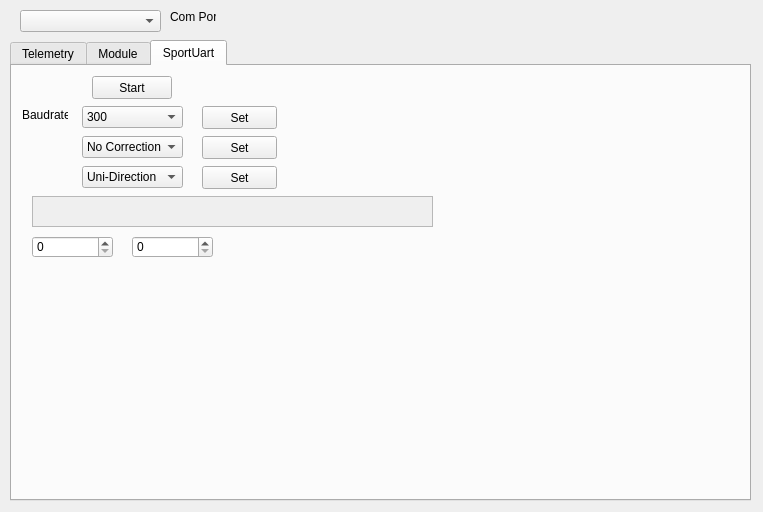
Old version of the form eepe/common/telemetryDialog.ui in the repository MikeBland/mbtx.
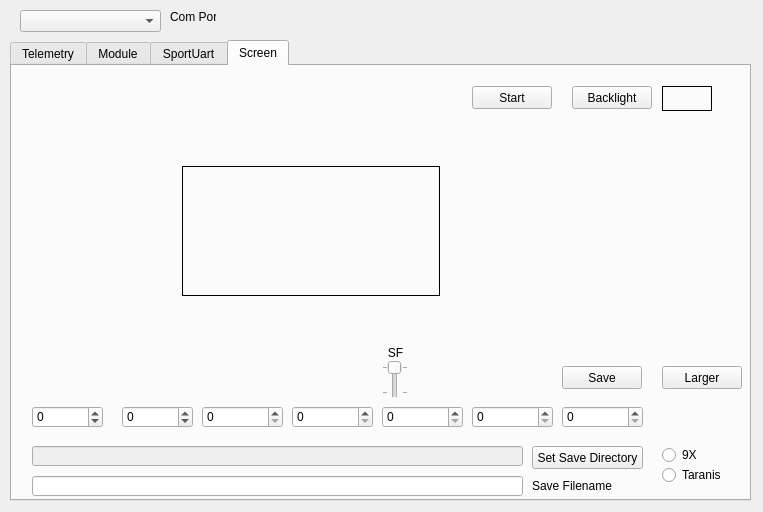
New version of the form.

Diff of the .ui file:
```diff
--- a/eepe/common/telemetryDialog.ui
+++ b/eepe/common/telemetryDialog.ui
@@ -23,7 +23,7 @@
     </rect>
    </property>
    <property name="currentIndex">
-    <number>2</number>
+    <number>3</number>
    </property>
    <widget class="QWidget" name="Telemetry">
     <attribute name="title">
@@ -952,6 +952,604 @@
      </property>
     </widget>
    </widget>
+   <widget class="QWidget" name="tab">
+    <property name="minimumSize">
+     <size>
+      <width>737</width>
+      <height>438</height>
+     </size>
+    </property>
+    <property name="maximumSize">
+     <size>
+      <width>737</width>
+      <height>438</height>
+     </size>
+    </property>
+    <attribute name="title">
+     <string>Screen</string>
+    </attribute>
+    <widget class="QPushButton" name="startButtonScreen">
+     <property name="geometry">
+      <rect>
+       <x>460</x>
+       <y>20</y>
+       <width>80</width>
+       <height>23</height>
+      </rect>
+     </property>
+     <property name="text">
+      <string>Start</string>
+     </property>
+    </widget>
+    <widget class="QLabel" name="ImageLabel">
+     <property name="geometry">
+      <rect>
+       <x>170</x>
+       <y>100</y>
+       <width>258</width>
+       <height>130</height>
+      </rect>
+     </property>
+     <property name="minimumSize">
+      <size>
+       <width>258</width>
+       <height>130</height>
+      </size>
+     </property>
+     <property name="frameShape">
+      <enum>QFrame::Box</enum>
+     </property>
+     <property name="text">
+      <string/>
+     </property>
+     <property name="scaledContents">
+      <bool>false</bool>
+     </property>
+     <property name="margin">
+      <number>0</number>
+     </property>
+    </widget>
+    <widget class="QPushButton" name="saveButtonScreen">
+     <property name="geometry">
+      <rect>
+       <x>550</x>
+       <y>300</y>
+       <width>80</width>
+       <height>23</height>
+      </rect>
+     </property>
+     <property name="text">
+      <string>Save</string>
+     </property>
+    </widget>
+    <widget class="QSpinBox" name="spinBox_3">
+     <property name="geometry">
+      <rect>
+       <x>190</x>
+       <y>340</y>
+       <width>81</width>
+       <height>22</height>
+      </rect>
+     </property>
+     <property name="maximum">
+      <number>1000000</number>
+     </property>
+    </widget>
+    <widget class="QSpinBox" name="spinBox_4">
+     <property name="geometry">
+      <rect>
+       <x>280</x>
+       <y>340</y>
+       <width>81</width>
+       <height>22</height>
+      </rect>
+     </property>
+     <property name="maximum">
+      <number>1000000</number>
+     </property>
+    </widget>
+    <widget class="QSpinBox" name="spinBox_5">
+     <property name="geometry">
+      <rect>
+       <x>370</x>
+       <y>340</y>
+       <width>81</width>
+       <height>22</height>
+      </rect>
+     </property>
+     <property name="maximum">
+      <number>1000000</number>
+     </property>
+    </widget>
+    <widget class="QSpinBox" name="spinBox_6">
+     <property name="geometry">
+      <rect>
+       <x>460</x>
+       <y>340</y>
+       <width>81</width>
+       <height>22</height>
+      </rect>
+     </property>
+     <property name="maximum">
+      <number>1000000</number>
+     </property>
+    </widget>
+    <widget class="QSpinBox" name="spinBox_7">
+     <property name="geometry">
+      <rect>
+       <x>550</x>
+       <y>340</y>
+       <width>81</width>
+       <height>22</height>
+      </rect>
+     </property>
+     <property name="maximum">
+      <number>1000000</number>
+     </property>
+    </widget>
+    <widget class="QPushButton" name="backlightButtonScreen">
+     <property name="geometry">
+      <rect>
+       <x>560</x>
+       <y>20</y>
+       <width>80</width>
+       <height>23</height>
+      </rect>
+     </property>
+     <property name="text">
+      <string>Backlight</string>
+     </property>
+    </widget>
+    <widget class="QLabel" name="ColourLabel">
+     <property name="geometry">
+      <rect>
+       <x>650</x>
+       <y>20</y>
+       <width>50</width>
+       <height>25</height>
+      </rect>
+     </property>
+     <property name="minimumSize">
+      <size>
+       <width>50</width>
+       <height>25</height>
+      </size>
+     </property>
+     <property name="frameShape">
+      <enum>QFrame::Box</enum>
+     </property>
+     <property name="text">
+      <string/>
+     </property>
+     <property name="scaledContents">
+      <bool>true</bool>
+     </property>
+    </widget>
+    <widget class="QLineEdit" name="saveDirectory">
+     <property name="enabled">
+      <bool>false</bool>
+     </property>
+     <property name="geometry">
+      <rect>
+       <x>20</x>
+       <y>380</y>
+       <width>491</width>
+       <height>20</height>
+      </rect>
+     </property>
+    </widget>
+    <widget class="QPushButton" name="setDirButtonScreen">
+     <property name="geometry">
+      <rect>
+       <x>520</x>
+       <y>380</y>
+       <width>111</width>
+       <height>23</height>
+      </rect>
+     </property>
+     <property name="text">
+      <string>Set Save Directory</string>
+     </property>
+    </widget>
+    <widget class="QPushButton" name="sizeButtonScreen">
+     <property name="geometry">
+      <rect>
+       <x>650</x>
+       <y>300</y>
+       <width>80</width>
+       <height>23</height>
+      </rect>
+     </property>
+     <property name="text">
+      <string>Larger</string>
+     </property>
+    </widget>
+    <widget class="QLineEdit" name="saveName">
+     <property name="enabled">
+      <bool>true</bool>
+     </property>
+     <property name="geometry">
+      <rect>
+       <x>20</x>
+       <y>410</y>
+       <width>491</width>
+       <height>20</height>
+      </rect>
+     </property>
+    </widget>
+    <widget class="QLabel" name="label_15">
+     <property name="geometry">
+      <rect>
+       <x>520</x>
+       <y>410</y>
+       <width>101</width>
+       <height>20</height>
+      </rect>
+     </property>
+     <property name="text">
+      <string>Save Filename</string>
+     </property>
+    </widget>
+    <widget class="QLabel" name="ButtonsLabel">
+     <property name="geometry">
+      <rect>
+       <x>2</x>
+       <y>70</y>
+       <width>128</width>
+       <height>186</height>
+      </rect>
+     </property>
+     <property name="sizePolicy">
+      <sizepolicy hsizetype="Preferred" vsizetype="Preferred">
+       <horstretch>0</horstretch>
+       <verstretch>0</verstretch>
+      </sizepolicy>
+     </property>
+     <property name="minimumSize">
+      <size>
+       <width>128</width>
+       <height>186</height>
+      </size>
+     </property>
+     <property name="text">
+      <string/>
+     </property>
+    </widget>
+    <widget class="QLabel" name="LeftLabel">
+     <property name="geometry">
+      <rect>
+       <x>130</x>
+       <y>70</y>
+       <width>41</width>
+       <height>186</height>
+      </rect>
+     </property>
+     <property name="minimumSize">
+      <size>
+       <width>41</width>
+       <height>186</height>
+      </size>
+     </property>
+     <property name="text">
+      <string/>
+     </property>
+    </widget>
+    <widget class="QLabel" name="RightLabel">
+     <property name="geometry">
+      <rect>
+       <x>427</x>
+       <y>70</y>
+       <width>55</width>
+       <height>186</height>
+      </rect>
+     </property>
+     <property name="minimumSize">
+      <size>
+       <width>55</width>
+       <height>186</height>
+      </size>
+     </property>
+     <property name="text">
+      <string/>
+     </property>
+    </widget>
+    <widget class="QLabel" name="MenuExitLabel">
+     <property name="geometry">
+      <rect>
+       <x>482</x>
+       <y>70</y>
+       <width>89</width>
+       <height>186</height>
+      </rect>
+     </property>
+     <property name="sizePolicy">
+      <sizepolicy hsizetype="Preferred" vsizetype="Preferred">
+       <horstretch>0</horstretch>
+       <verstretch>0</verstretch>
+      </sizepolicy>
+     </property>
+     <property name="minimumSize">
+      <size>
+       <width>89</width>
+       <height>186</height>
+      </size>
+     </property>
+     <property name="text">
+      <string/>
+     </property>
+    </widget>
+    <widget class="QLabel" name="TopLabel">
+     <property name="geometry">
+      <rect>
+       <x>171</x>
+       <y>70</y>
+       <width>259</width>
+       <height>29</height>
+      </rect>
+     </property>
+     <property name="minimumSize">
+      <size>
+       <width>259</width>
+       <height>29</height>
+      </size>
+     </property>
+     <property name="text">
+      <string/>
+     </property>
+    </widget>
+    <widget class="QLabel" name="BottomLabel">
+     <property name="geometry">
+      <rect>
+       <x>171</x>
+       <y>227</y>
+       <width>259</width>
+       <height>29</height>
+      </rect>
+     </property>
+     <property name="minimumSize">
+      <size>
+       <width>259</width>
+       <height>29</height>
+      </size>
+     </property>
+     <property name="text">
+      <string/>
+     </property>
+    </widget>
+    <widget class="QSpinBox" name="spinBox_10">
+     <property name="geometry">
+      <rect>
+       <x>20</x>
+       <y>340</y>
+       <width>71</width>
+       <height>22</height>
+      </rect>
+     </property>
+     <property name="minimum">
+      <number>-1000000</number>
+     </property>
+     <property name="maximum">
+      <number>1000000</number>
+     </property>
+    </widget>
+    <widget class="QSpinBox" name="spinBox_11">
+     <property name="geometry">
+      <rect>
+       <x>110</x>
+       <y>340</y>
+       <width>71</width>
+       <height>22</height>
+      </rect>
+     </property>
+     <property name="minimum">
+      <number>-1000000</number>
+     </property>
+     <property name="maximum">
+      <number>1000000</number>
+     </property>
+    </widget>
+    <widget class="QRadioButton" name="_9X_RB">
+     <property name="geometry">
+      <rect>
+       <x>650</x>
+       <y>380</y>
+       <width>82</width>
+       <height>18</height>
+      </rect>
+     </property>
+     <property name="text">
+      <string>9X</string>
+     </property>
+    </widget>
+    <widget class="QRadioButton" name="_Taranis_RB">
+     <property name="geometry">
+      <rect>
+       <x>650</x>
+       <y>400</y>
+       <width>82</width>
+       <height>18</height>
+      </rect>
+     </property>
+     <property name="text">
+      <string>Taranis</string>
+     </property>
+    </widget>
+    <widget class="QLabel" name="Lx9dButtonsLabel">
+     <property name="geometry">
+      <rect>
+       <x>1</x>
+       <y>62</y>
+       <width>128</width>
+       <height>208</height>
+      </rect>
+     </property>
+     <property name="sizePolicy">
+      <sizepolicy hsizetype="Preferred" vsizetype="Preferred">
+       <horstretch>0</horstretch>
+       <verstretch>0</verstretch>
+      </sizepolicy>
+     </property>
+     <property name="minimumSize">
+      <size>
+       <width>120</width>
+       <height>208</height>
+      </size>
+     </property>
+     <property name="text">
+      <string/>
+     </property>
+    </widget>
+    <widget class="QLabel" name="Rx9dButtonsLabel">
+     <property name="geometry">
+      <rect>
+       <x>545</x>
+       <y>62</y>
+       <width>128</width>
+       <height>208</height>
+      </rect>
+     </property>
+     <property name="sizePolicy">
+      <sizepolicy hsizetype="Preferred" vsizetype="Preferred">
+       <horstretch>0</horstretch>
+       <verstretch>0</verstretch>
+      </sizepolicy>
+     </property>
+     <property name="minimumSize">
+      <size>
+       <width>120</width>
+       <height>208</height>
+      </size>
+     </property>
+     <property name="text">
+      <string/>
+     </property>
+    </widget>
+    <widget class="QLabel" name="xTopLabel">
+     <property name="geometry">
+      <rect>
+       <x>121</x>
+       <y>62</y>
+       <width>424</width>
+       <height>38</height>
+      </rect>
+     </property>
+     <property name="minimumSize">
+      <size>
+       <width>424</width>
+       <height>38</height>
+      </size>
+     </property>
+     <property name="text">
+      <string/>
+     </property>
+    </widget>
+    <widget class="QLabel" name="xBottomLabel">
+     <property name="geometry">
+      <rect>
+       <x>121</x>
+       <y>228</y>
+       <width>424</width>
+       <height>42</height>
+      </rect>
+     </property>
+     <property name="minimumSize">
+      <size>
+       <width>424</width>
+       <height>38</height>
+      </size>
+     </property>
+     <property name="text">
+      <string/>
+     </property>
+     <property name="alignment">
+      <set>Qt::AlignLeading|Qt::AlignLeft|Qt::AlignTop</set>
+     </property>
+    </widget>
+    <widget class="QWidget" name="SFwidget" native="true">
+     <property name="geometry">
+      <rect>
+       <x>370</x>
+       <y>280</y>
+       <width>28</width>
+       <height>51</height>
+      </rect>
+     </property>
+     <property name="minimumSize">
+      <size>
+       <width>28</width>
+       <height>0</height>
+      </size>
+     </property>
+     <property name="maximumSize">
+      <size>
+       <width>16777215</width>
+       <height>60</height>
+      </size>
+     </property>
+     <widget class="QSlider" name="SFslider">
+      <property name="enabled">
+       <bool>true</bool>
+      </property>
+      <property name="geometry">
+       <rect>
+        <x>0</x>
+        <y>14</y>
+        <width>26</width>
+        <height>40</height>
+       </rect>
+      </property>
+      <property name="maximumSize">
+       <size>
+        <width>16777215</width>
+        <height>40</height>
+       </size>
+      </property>
+      <property name="maximum">
+       <number>1</number>
+      </property>
+      <property name="pageStep">
+       <number>1</number>
+      </property>
+      <property name="tracking">
+       <bool>false</bool>
+      </property>
+      <property name="orientation">
+       <enum>Qt::Vertical</enum>
+      </property>
+      <property name="invertedAppearance">
+       <bool>true</bool>
+      </property>
+      <property name="invertedControls">
+       <bool>false</bool>
+      </property>
+      <property name="tickPosition">
+       <enum>QSlider::TicksBothSides</enum>
+      </property>
+     </widget>
+     <widget class="QLabel" name="labelSF">
+      <property name="geometry">
+       <rect>
+        <x>0</x>
+        <y>0</y>
+        <width>27</width>
+        <height>20</height>
+       </rect>
+      </property>
+      <property name="maximumSize">
+       <size>
+        <width>16777215</width>
+        <height>20</height>
+       </size>
+      </property>
+      <property name="text">
+       <string>SF</string>
+      </property>
+      <property name="alignment">
+       <set>Qt::AlignHCenter|Qt::AlignTop</set>
+      </property>
+     </widget>
+    </widget>
+   </widget>
   </widget>
   <widget class="QComboBox" name="TelPortCB">
    <property name="geometry">
```
